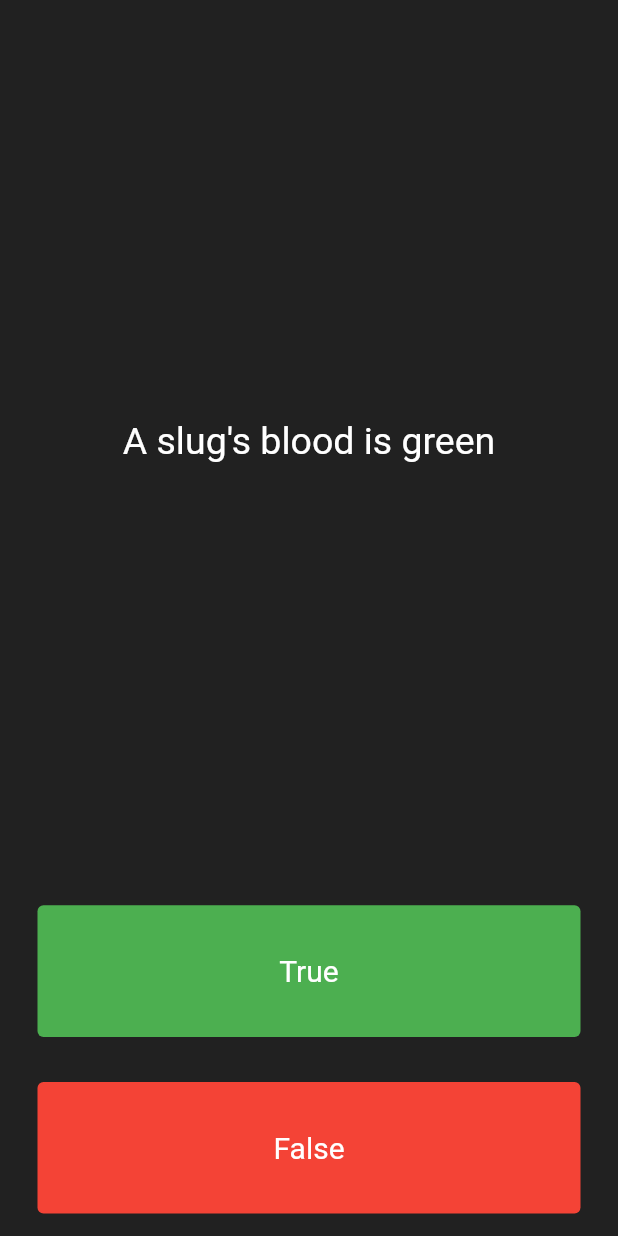
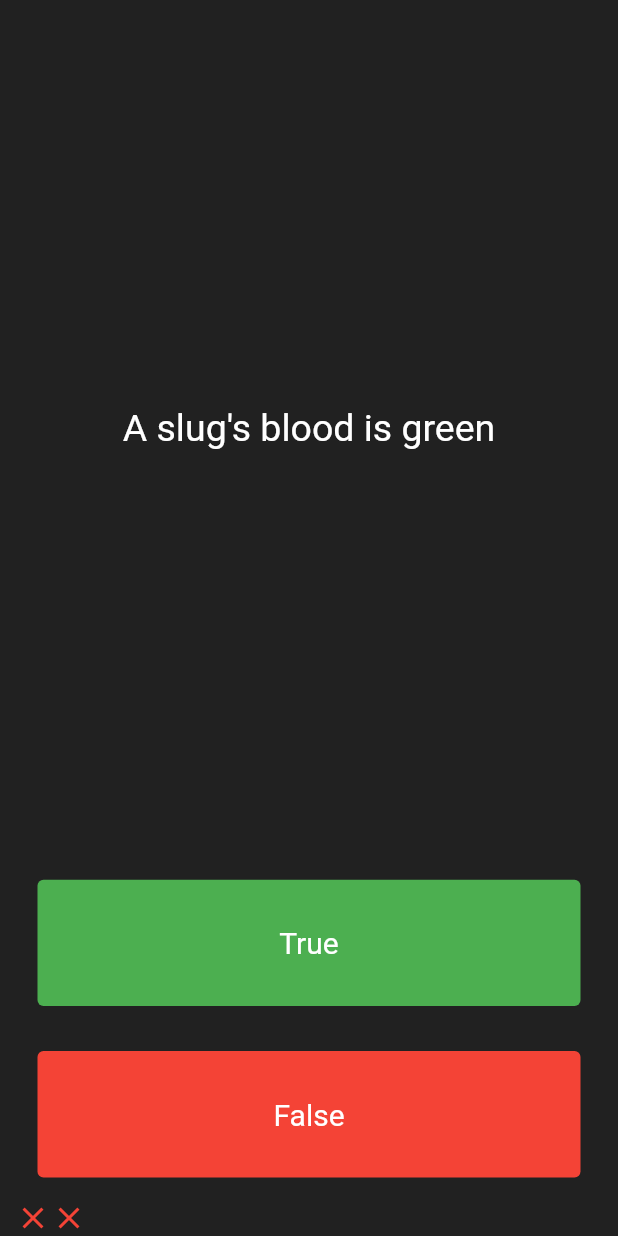
Before and after one commit to RajSuriyan/quiz_app, a Flutter app: the screen it shows after launch, after a tap on "True", after a tap on "False", on a phone screen of 412 x 824 dp. Run offline on Flutter 3.47's test engine with Material 2 defaults, Android fonts, the phone set to English and light mode, and no system bars; our stand-ins replace rflutter_alert; missing offline and left inert: dart:ffi.

Commit message:
Completed Project

```diff
--- a/lib/main.dart
+++ b/lib/main.dart
@@ -1,5 +1,12 @@
+
+import 'dart:ffi';
+
 import 'package:flutter/material.dart';
+import 'package:rflutter_alert/rflutter_alert.dart';
+import 'quiz_brain.dart';
 
+QuizzBrain quizzBrain=QuizzBrain();
+int length=quizzBrain.getLength();
 
 void main() => runApp(Quizzler());
 
@@ -9,11 +16,12 @@
   @override
   Widget build(BuildContext context) {
     return MaterialApp(
+      debugShowCheckedModeBanner: false,
       home: Scaffold(
         backgroundColor: Colors.grey.shade900,
         body: SafeArea(
           child: Padding(
-            padding: EdgeInsets.symmetric(horizontal: 10.0),
+            padding: const EdgeInsets.symmetric(horizontal: 10.0),
             child: QuizPage(),
           ),
         ),
@@ -33,16 +41,59 @@
 
 
 
-   int i=0;
+
   List<Widget> score_keeper=[];
-  List<String> questions=['You can lead a cow down stairs but not up stairs.',
-    'Approximately one quarter of human bones are in the feet.',
-  'A slug\'s blood is green'];
+  // List<String> questions=['You can lead a cow down stairs but not up stairs.',
+  //   'Approximately one quarter of human bones are in the feet.',
+  // 'A slug\'s blood is green'];
+  // List<bool> answers=[false,true,true];
+   void checkAnswer(bool userInputAnswer){
+     setState(() {
 
+       if (quizzBrain.limitReached()){
+         onBasicWaitingAlertPressed(context) async {
+           Alert(
+             context: context,
+             title: "End Of The Quiz",
+             desc: "You have completed the entire Quizz.Press Cancel to start again.",
+           ).show();
+           quizzBrain.resetQuestion();
+           score_keeper = [];
+         }
+         onBasicWaitingAlertPressed(context);
+
+
+       }else {
+         if (quizzBrain.getAnswer() == userInputAnswer) {
+           score_keeper.add(
+               Icon(
+                 Icons.check,
+                 color: Colors.green,
+               )
+           );
+         }
+         else {
+           score_keeper.add(
+               Icon(
+                 Icons.close,
+                 color: Colors.red,
+               )
+           );
+         }
+         quizzBrain.nextQuestion();
+       }
+
+     });
+
+
+   }
 
 
   @override
   Widget build(BuildContext context) {
+
+
+
 
     return Column(
       mainAxisAlignment: MainAxisAlignment.spaceBetween,
@@ -54,7 +105,7 @@
             padding: EdgeInsets.all(10.0),
             child: Center(
               child: Text(
-                questions[i],
+                quizzBrain.getQuestion(),
                 textAlign: TextAlign.center,
                 style: TextStyle(
                   fontSize: 25.0,
@@ -83,21 +134,10 @@
                 ),
               ),
               onPressed: () {
-                setState(() {
-                  i++;
-                  if(i>=3){
-                    i=0;
-                  }
-                });
+                checkAnswer(true);
                 //The user picked true.
                 // setState(() {
-                //   score_keeper.add(
-                //     Icon(
-                //       Icons.check,
-                //       color: Colors.green,
-                //     )
-                //   );
-                // });
+                //
               },
             ),
           ),
@@ -120,12 +160,8 @@
                 ),
               ),
               onPressed: () {
-                setState(() {
-                  i++;
-                  if(i>=3){
-                    i=0;
-                  }
-                });
+                checkAnswer(false);
+
                 //The user picked false.
                 // setState(() {
                 //   score_keeper.add(
--- /dev/null
+++ b/lib/question.dart
@@ -0,0 +1,5 @@
+class Question{
+  String question="";
+  bool answer=false;
+  Question(this.question,this.answer);
+}
--- /dev/null
+++ b/lib/quiz_brain.dart
@@ -0,0 +1,67 @@
+import "question.dart";
+ class QuizzBrain{
+      int questionNumber=0;
+
+
+     List<Question> _questions = [
+       Question('You can lead a cow down stairs but not up stairs.', false),
+       Question(
+           'Approximately one quarter of human bones are in the feet.', true),
+       Question('A slug\'s blood is green', true),
+       Question('Some cats are actually allergic to humans', true),
+       Question('You can lead a cow down stairs but not up stairs.', false),
+       Question('Approximately one quarter of human bones are in the feet.', true),
+       Question('A slug\'s blood is green.', true),
+       Question('Buzz Aldrin\'s mother\'s maiden name was \"Moon\".', true),
+       Question('It is illegal to pee in the Ocean in Portugal.', true),
+       Question(
+           'No piece of square dry paper can be folded in half more than 7 times.',
+           false),
+       Question(
+           'In London, UK, if you happen to die in the House of Parliament, you are technically entitled to a state funeral, because the building is considered too sacred a place.',
+           true),
+       Question(
+           'The loudest sound produced by any animal is 188 decibels. That animal is the African Elephant.',
+           false),
+       Question(
+           'The total surface area of two human lungs is approximately 70 square metres.',
+           true),
+       Question('Google was originally called \"Backrub\".', true),
+       Question(
+           'Chocolate affects a dog\'s heart and nervous system; a few ounces are enough to kill a small dog.',
+           true),
+       Question(
+           'In West Virginia, USA, if you accidentally hit an animal with your car, you are free to take it home to eat.',
+           true),
+   ];
+     String getQuestion(){
+       return _questions[questionNumber].question;
+     }
+     bool getAnswer(){
+       return _questions[questionNumber].answer;
+     }
+
+     void nextQuestion() {
+       if (questionNumber<_questions.length-1){
+         questionNumber++;
+       }
+       else{
+         questionNumber=0;
+       }
+     }
+
+     int getLength(){
+       return _questions.length;
+     }
+     bool limitReached(){
+       if (questionNumber==_questions.length-1){
+         return true;
+       }
+         return false;
+     }
+     void resetQuestion(){
+       questionNumber=0;
+     }
+
+
+ }
--- a/pubspec.yaml
+++ b/pubspec.yaml
@@ -37,6 +37,7 @@
   cupertino_icons: ^1.0.2
   http: ^1.1.0
   dio: ^5.3.3
+  rflutter_alert: ^2.0.7
 
 dev_dependencies:
   flutter_test:
```
Also changed, not shown: pubspec.lock, 1 other file.
